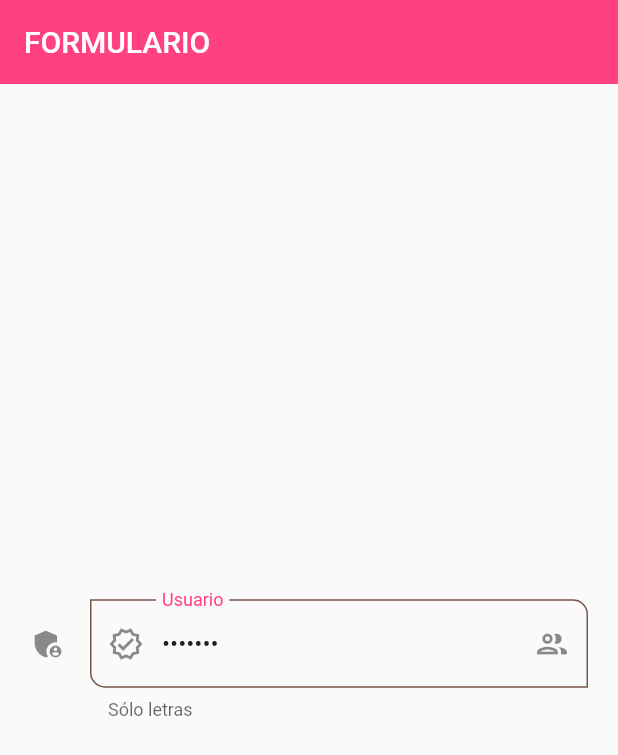
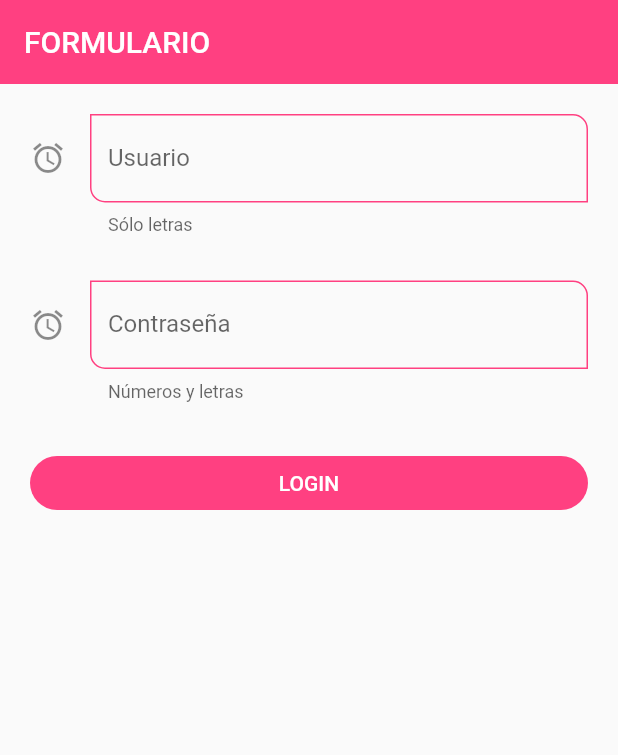
Before and after one commit to carmenortuno/ejemplo_login_flutter, a Flutter app: the screen it shows after launch, on a phone screen of 412 x 824 dp. Shown: the top 755 px of the screen. Run offline on Flutter 3.47's test engine with Material 2 defaults, Android fonts, the phone set to English and light mode, and no system bars; our stand-ins replace shared_preferences.

```diff
--- a/lib/main.dart
+++ b/lib/main.dart
@@ -11,7 +11,7 @@ void main() async{
 
   /*
   * Antes de que una aplicación Flutter pueda ejecutar su código, es necesario que los enlaces de Flutter estén inicializados. Esto implica la configuración de la infraestructura necesaria para que Flutter funcione, incluyendo la comunicación con el motor gráfico subyacente.*/
-  WidgetsFlutterBinding.ensureInitialized()
+  WidgetsFlutterBinding.ensureInitialized();
   //llamo la inicialización de preferences
   await Preferences.init();
 
--- a/lib/screens/inputs_screen.dart
+++ b/lib/screens/inputs_screen.dart
@@ -1,60 +1,68 @@
 import 'package:flutter/material.dart';
+import 'package:ejemplo_login/widgets/custom_input_field.dart';
 
 class InputScreen extends StatelessWidget {
+
   static const String routerName = "Inputs";
+
+
   const InputScreen({super.key});
 
   @override
   Widget build(BuildContext context) {
+
+    // Gracias a esta variable podremos hacer referencia al formulario y su estado
+    // en cualquier momento
+    final GlobalKey<FormState> formKey = GlobalKey<FormState>();
+
+    //En objeto vamos a mantener la información del formulario
+    final Map<String, String> formValues ={
+      'usuario' : 'profesor',
+      'password' : '12345',
+      'rol' : 'admin'
+    };
+
     return Scaffold(
       appBar: AppBar(
         title: const Text("FORMULARIO"),
       ),
-      body: Center(
+      body: Container(
+
         child: SingleChildScrollView(
           child: Padding(
             padding: const EdgeInsets.symmetric(horizontal: 20, vertical: 20),
-            child: Column(
-              children: [
-                TextFormField(
-                  autofocus: false,
-                  initialValue: "usuario",
-                  textCapitalization: TextCapitalization.words,
-                  keyboardType: TextInputType.text,
-                  obscureText: true,
-                  onChanged: ( value ){
-                    print(value);
-                  },
-                  validator: ( value ){
-                    if( value == null) return "Este campo es obligatorio";
-                    return value.length < 6 ? 'Mínimo de caracteres 6 ' : null;
+            child: Form(
+              key: formKey,
+              child: Column(
+                children: [
 
-                  },
-                  autovalidateMode: AutovalidateMode.onUserInteraction,
-                  decoration: const InputDecoration(
-                    hintText: "Nombre del usuario",
-                    labelText: "Usuario",
-                    helperText: "Sólo letras",
-                    suffixIcon: Icon(Icons.group_outlined),
-                    prefixIcon: Icon(Icons.verified_outlined),
-                    icon: Icon(Icons.admin_panel_settings),
-                    enabledBorder: OutlineInputBorder(
-                        borderSide: BorderSide( color: Colors.brown),
-                        borderRadius: BorderRadius.only( bottomLeft: Radius.circular(10), topRight: Radius.circular(10) )
+                  CustomInputField(labelText: "Usuario",hintText: "Nombre de usuario",helperText: "Sólo letras",icon:Icons.access_alarm_outlined ,formProperty: "usuario",formValues: formValues,)
+                  ,SizedBox(height: 30),
+                  CustomInputField(labelText: "Contraseña",hintText: "Escriba su contraseña",helperText: "Números y letras",icon:Icons.access_alarm_outlined ,formProperty: "password",formValues: formValues)
+                  ,SizedBox(height: 30),
+                  ElevatedButton(
+                    child: SizedBox(
+                      width: double.infinity,
+                      child:Center(child:Text("LOGIN")) ,
                     ),
-                    focusedBorder: OutlineInputBorder(
-                      borderSide: BorderSide(
-                        color: Colors.green
-                      )
-                    ),
-                    border: OutlineInputBorder(
+                    onPressed: (){
 
-                      borderRadius: BorderRadius.only(bottomLeft: Radius.circular(10), topRight: Radius.circular(30))
-                    )
-                  ),
-                )
+                      // Con esto quitamos el foco del teclado:
+                      //FocusScope.of(context).requestFocus( FocusNode());
 
-              ],
+                      //con validate se disparan las validaciones de los input y me dice si es
+                      // válido o no: formKey.currentState!.validate();
+                      if ( !formKey.currentState!.validate() ) {
+                        print('Formulario no válido');
+                        return;
+                      }
+
+                      print(formValues);
+
+                    },)
+
+                ],
+              ),
             ),
           ),
         )
--- /dev/null
+++ b/lib/widgets/widgets.dart
@@ -0,0 +1 @@
+export 'package:ejemplo_login/widgets/custom_input_field.dart';
```
Also changed, not shown: lib/shared_preferences/preferencias.dart (+17 -1 lines), lib/widgets/custom_input_field.dart (+5 -2 lines).
